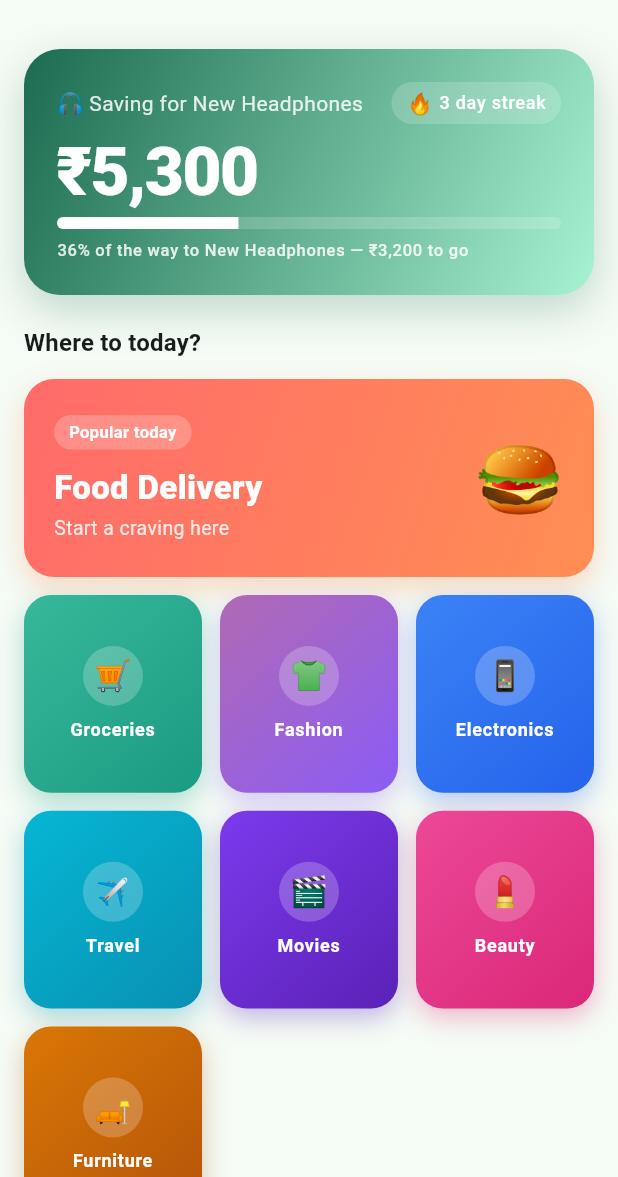
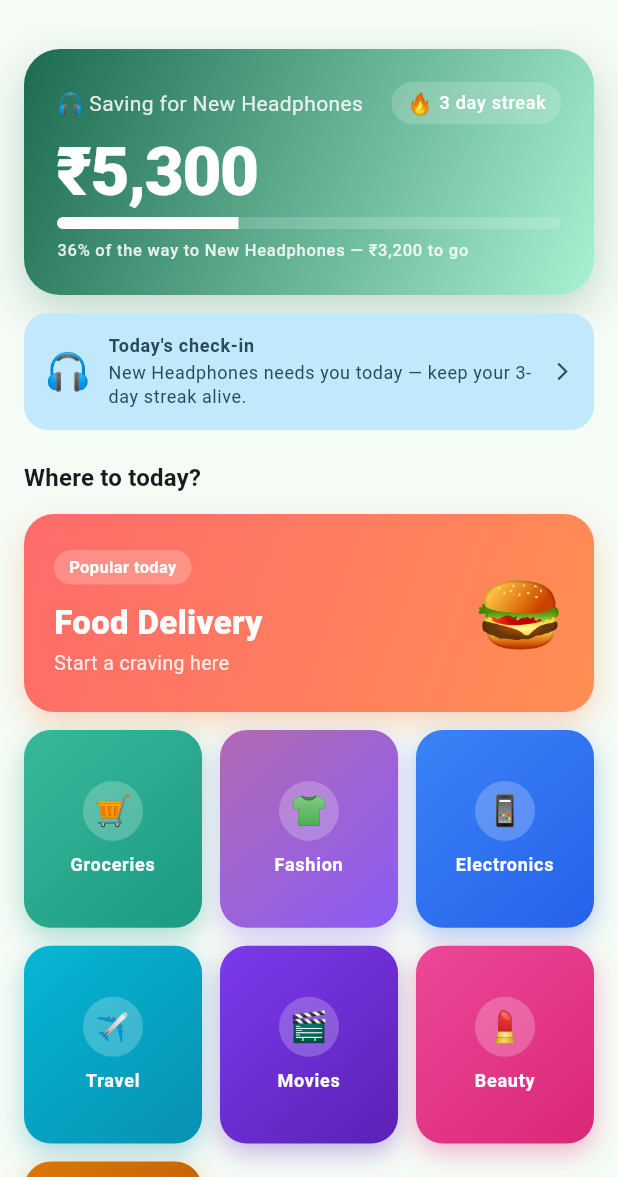
Before and after one commit to baseer-ind/spendzero, a Flutter app: the HomeScreen screen opened by its route, on a phone screen of 412 x 824 dp, the part 59-1236 px from its top. Run offline on Flutter 3.47's test engine with Material 3 defaults, Android fonts, the phone set to English and light mode, and no system bars; our stand-ins replace flutter_riverpod, go_router, shared_preferences; accounts and stored records are empty.

Commit message:
Add daily check-in nudge card for "return tomorrow" hook
Continues Experience Beta fixes: home screen now surfaces a "your dream
needs you today" card framed around the active dream and current streak,
giving users an emotional reason to open the app daily. Kept in-app only,
no push notifications/background infra.

```diff
--- a/spendzero/mobile/lib/features/home/presentation/home_screen.dart
+++ b/spendzero/mobile/lib/features/home/presentation/home_screen.dart
@@ -71,6 +71,14 @@ class _HomeScreenState extends ConsumerState<HomeScreen> {
             if (goals.valueOrNull != null && goals.value!.where((g) => !g.archived).isEmpty) ...[
               const SizedBox(height: 12),
               _NoDreamYetCard(onTap: () => context.push('/goals')),
+            ],
+            if (goals.valueOrNull != null && goals.value!.where((g) => !g.archived).isNotEmpty) ...[
+              const SizedBox(height: 12),
+              _DailyCheckInCard(
+                dream: _topDream(goals.value!)!,
+                streakDays: stats.valueOrNull?.currentStreakDays ?? 0,
+                onTap: () => context.push('/dashboard'),
+              ),
             ],
             const SizedBox(height: 20),
             Text('Where to today?', style: Theme.of(context).textTheme.titleMedium),
@@ -289,6 +297,76 @@ class _NoDreamYetCard extends StatelessWidget {
               ),
             ),
             Icon(Icons.arrow_forward_ios, size: 14, color: colors.onSurfaceVariant),
+          ],
+        ),
+      ),
+    );
+  }
+}
+
+/// A "your dream needs you today" nudge — framed as a daily ritual moment
+/// rather than pure streak math, so opening the app each day has an
+/// emotional reason to come back, addressing the "no return tomorrow hook"
+/// finding. Purely local/in-app; no push notifications or new infra.
+class _DailyCheckInCard extends StatelessWidget {
+  const _DailyCheckInCard({
+    required this.dream,
+    required this.streakDays,
+    required this.onTap,
+  });
+
+  final SavingsGoal dream;
+  final int streakDays;
+  final VoidCallback onTap;
+
+  String get _message {
+    if (streakDays == 0) {
+      return '${dream.title} is waiting. Skip one craving today to start a streak.';
+    }
+    return '${dream.title} needs you today — keep your $streakDays-day streak alive.';
+  }
+
+  @override
+  Widget build(BuildContext context) {
+    final colors = Theme.of(context).colorScheme;
+    return InkWell(
+      borderRadius: BorderRadius.circular(16),
+      onTap: () {
+        HapticFeedback.selectionClick();
+        onTap();
+      },
+      child: Container(
+        padding: const EdgeInsets.all(14),
+        decoration: BoxDecoration(
+          color: colors.tertiaryContainer,
+          borderRadius: BorderRadius.circular(16),
+        ),
+        child: Row(
+          children: [
+            Text(dream.emoji, style: const TextStyle(fontSize: 24)),
+            const SizedBox(width: 12),
+            Expanded(
+              child: Column(
+                crossAxisAlignment: CrossAxisAlignment.start,
+                children: [
+                  Text(
+                    'Today\'s check-in',
+                    style: Theme.of(context).textTheme.labelMedium?.copyWith(
+                          fontWeight: FontWeight.bold,
+                          color: colors.onTertiaryContainer,
+                        ),
+                  ),
+                  const SizedBox(height: 2),
+                  Text(
+                    _message,
+                    style: Theme.of(context).textTheme.bodySmall?.copyWith(
+                          color: colors.onTertiaryContainer,
+                        ),
+                  ),
+                ],
+              ),
+            ),
+            Icon(Icons.arrow_forward_ios, size: 14, color: colors.onTertiaryContainer),
           ],
         ),
       ),
```
Also changed, not shown: 2 other files.
